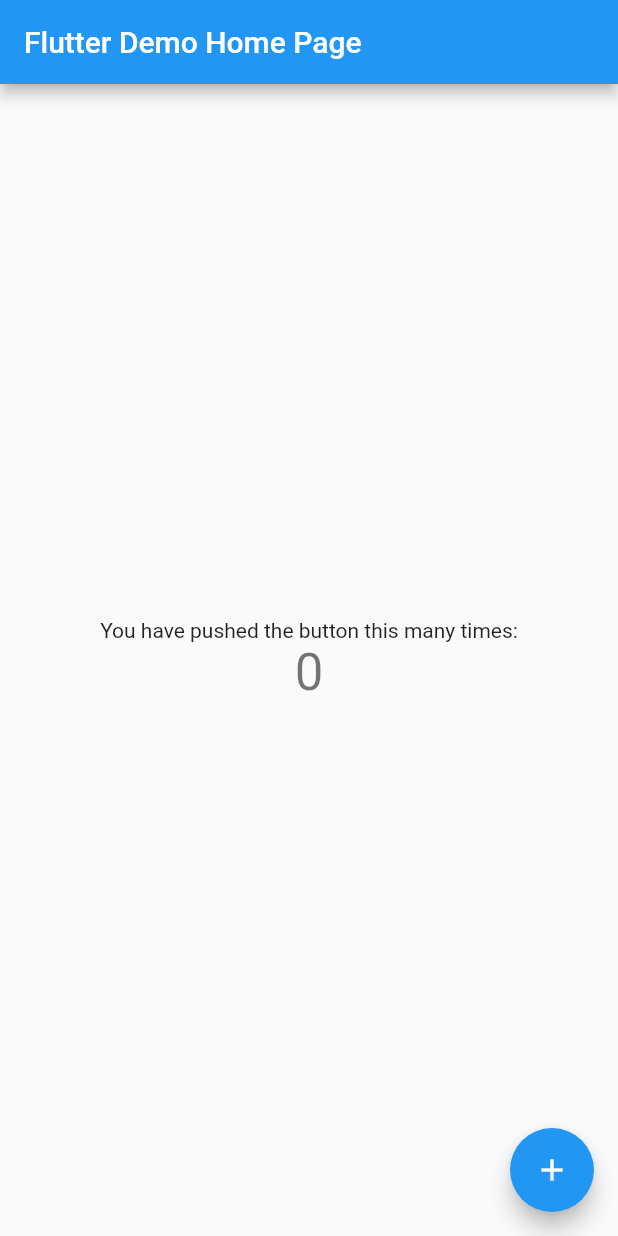
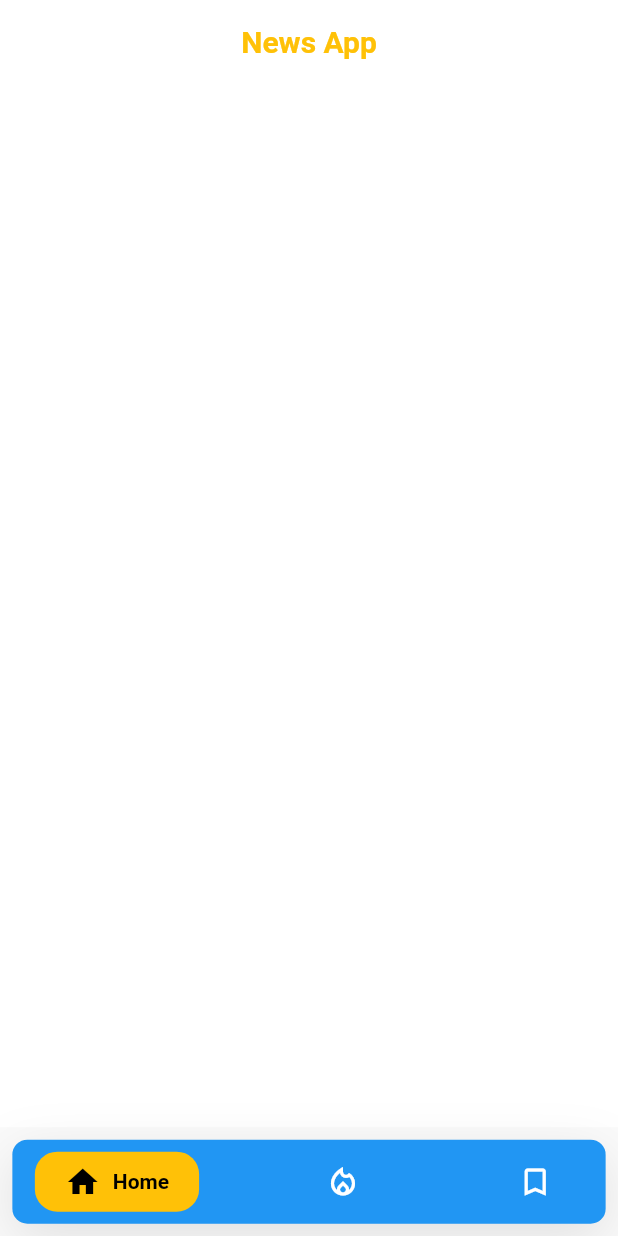
Before and after one commit to hbayazid969/news_app, a Flutter app: the screen it shows after launch, on a phone screen of 412 x 824 dp. Run offline on Flutter 3.47's test engine with Material 2 defaults, Android fonts, the phone set to English and light mode, and no system bars; drawn by our look-alikes of google_nav_bar.

Commit message:
1. create bottom navigation page,2. Add home page, 3. Trending page, 4. Favourite Page inside the bottom navigation

```diff
--- /dev/null
+++ b/lib/bottom_nav/bottom_nav_screen.dart
@@ -0,0 +1,96 @@
+import 'package:flutter/material.dart';
+import 'package:google_nav_bar/google_nav_bar.dart';
+import 'package:news_app/bottom_nav/favourite_page.dart';
+import 'package:news_app/bottom_nav/home_page.dart';
+import 'package:news_app/bottom_nav/trending_page.dart';
+
+class BottomNavigation extends StatefulWidget {
+  const BottomNavigation({Key? key}) : super(key: key);
+
+  @override
+  State<BottomNavigation> createState() => _BottomNavigationState();
+}
+
+class _BottomNavigationState extends State<BottomNavigation> {
+
+
+  List<Widget> pages = [HomePage(),TrendingPage(),FavouritePage()];
+  int currentIndex = 0;
+
+  @override
+  Widget build(BuildContext context) {
+
+    double displayWidth = MediaQuery.of(context).size.width;
+
+    return Scaffold(
+      //backgroundColor: Colors.transparent,
+      appBar: AppBar(
+        backgroundColor: Colors.white,
+        elevation: 0,
+        title: Text("News App",style: TextStyle(color: Colors.amber,fontSize: 20,fontWeight: FontWeight.bold),),
+        centerTitle: true,
+      ),
+      body: pages[currentIndex],
+      bottomNavigationBar: Container(
+        //color: Colors.transparent,
+        margin: EdgeInsets.all(displayWidth * .02),
+        //margin: EdgeInsets.only(bottom: 5),
+        //height: displayWidth * .155,
+        decoration: BoxDecoration(
+          color: Colors.blue,
+          boxShadow: [
+            BoxShadow(
+              color: Colors.black.withOpacity(.1),
+              blurRadius: 30,
+              offset: Offset(0, 10),
+            ),
+          ],
+          borderRadius: BorderRadius.circular(10),
+        ),
+
+
+
+        child: SafeArea(
+          child: Padding(
+            padding: const EdgeInsets.symmetric(horizontal: 15.0, vertical: 8),
+            child: GNav(
+              tabBorderRadius: 15,
+              rippleColor: Colors.grey[300]!,
+              hoverColor: Colors.amber,
+              gap: 8,
+              activeColor: Colors.black,
+              iconSize: 24,
+              padding: EdgeInsets.symmetric(horizontal: 20, vertical: 8),
+              duration: Duration(milliseconds: 400),
+              tabBackgroundColor: Colors.amber,
+              color: Colors.white,
+              tabs: [
+                GButton(
+                  icon: Icons.home,
+                  text: 'Home',
+                ),
+                GButton(
+                  icon: Icons.local_fire_department_outlined,
+                  text: 'Trending',
+                ),
+
+                GButton(
+                  icon: Icons.bookmark_border_outlined,
+                  text: 'Favourite',
+                ),
+              ],
+              //selectedIndex: _selectedIndex,
+              onTabChange: (index) {
+                setState(() {
+                  currentIndex = index;
+                });
+              },
+            ),
+          ),
+        ),
+
+
+      ),
+    );
+  }
+}
--- /dev/null
+++ b/lib/bottom_nav/favourite_page.dart
@@ -0,0 +1,15 @@
+import 'package:flutter/material.dart';
+
+class FavouritePage extends StatefulWidget {
+  const FavouritePage({Key? key}) : super(key: key);
+
+  @override
+  State<FavouritePage> createState() => _FavouritePageState();
+}
+
+class _FavouritePageState extends State<FavouritePage> {
+  @override
+  Widget build(BuildContext context) {
+    return Scaffold();
+  }
+}
--- /dev/null
+++ b/lib/bottom_nav/home_page.dart
@@ -0,0 +1,17 @@
+import 'package:flutter/material.dart';
+
+class HomePage extends StatefulWidget {
+  const HomePage({Key? key}) : super(key: key);
+
+  @override
+  State<HomePage> createState() => _HomePageState();
+}
+
+class _HomePageState extends State<HomePage> {
+  @override
+  Widget build(BuildContext context) {
+    return Scaffold(
+      backgroundColor: Colors.white,
+    );
+  }
+}
--- /dev/null
+++ b/lib/bottom_nav/trending_page.dart
@@ -0,0 +1,15 @@
+import 'package:flutter/material.dart';
+
+class TrendingPage extends StatefulWidget {
+  const TrendingPage({Key? key}) : super(key: key);
+
+  @override
+  State<TrendingPage> createState() => _TrendingPageState();
+}
+
+class _TrendingPageState extends State<TrendingPage> {
+  @override
+  Widget build(BuildContext context) {
+    return Scaffold();
+  }
+}
--- a/lib/main.dart
+++ b/lib/main.dart
@@ -1,4 +1,5 @@
 import 'package:flutter/material.dart';
+import 'package:news_app/bottom_nav/bottom_nav_screen.dart';
 
 void main() {
   runApp(const MyApp());
@@ -7,109 +8,10 @@ void main() {
 class MyApp extends StatelessWidget {
   const MyApp({Key? key}) : super(key: key);
 
-  // This widget is the root of your application.
   @override
   Widget build(BuildContext context) {
     return MaterialApp(
-      title: 'Flutter Demo',
-      theme: ThemeData(
-        // This is the theme of your application.
-        //
-        // Try running your application with "flutter run". You'll see the
-        // application has a blue toolbar. Then, without quitting the app, try
-        // changing the primarySwatch below to Colors.green and then invoke
-        // "hot reload" (press "r" in the console where you ran "flutter run",
-        // or simply save your changes to "hot reload" in a Flutter IDE).
-        // Notice that the counter didn't reset back to zero; the application
-        // is not restarted.
-        primarySwatch: Colors.blue,
-      ),
-      home: const MyHomePage(title: 'Flutter Demo Home Page'),
+      home: BottomNavigation(),
     );
   }
 }
-
-class MyHomePage extends StatefulWidget {
-  const MyHomePage({Key? key, required this.title}) : super(key: key);
-
-  // This widget is the home page of your application. It is stateful, meaning
-  // that it has a State object (defined below) that contains fields that affect
-  // how it looks.
-
-  // This class is the configuration for the state. It holds the values (in this
-  // case the title) provided by the parent (in this case the App widget) and
-  // used by the build method of the State. Fields in a Widget subclass are
-  // always marked "final".
-
-  final String title;
-
-  @override
-  State<MyHomePage> createState() => _MyHomePageState();
-}
-
-class _MyHomePageState extends State<MyHomePage> {
-  int _counter = 0;
-
-  void _incrementCounter() {
-    setState(() {
-      // This call to setState tells the Flutter framework that something has
-      // changed in this State, which causes it to rerun the build method below
-      // so that the display can reflect the updated values. If we changed
-      // _counter without calling setState(), then the build method would not be
-      // called again, and so nothing would appear to happen.
-      _counter++;
-    });
-  }
-
-  @override
-  Widget build(BuildContext context) {
-    // This method is rerun every time setState is called, for instance as done
-    // by the _incrementCounter method above.
-    //
-    // The Flutter framework has been optimized to make rerunning build methods
-    // fast, so that you can just rebuild anything that needs updating rather
-    // than having to individually change instances of widgets.
-    return Scaffold(
-      appBar: AppBar(
-        // Here we take the value from the MyHomePage object that was created by
-        // the App.build method, and use it to set our appbar title.
-        title: Text(widget.title),
-      ),
-      body: Center(
-        // Center is a layout widget. It takes a single child and positions it
-        // in the middle of the parent.
-        child: Column(
-          // Column is also a layout widget. It takes a list of children and
-          // arranges them vertically. By default, it sizes itself to fit its
-          // children horizontally, and tries to be as tall as its parent.
-          //
-          // Invoke "debug painting" (press "p" in the console, choose the
-          // "Toggle Debug Paint" action from the Flutter Inspector in Android
-          // Studio, or the "Toggle Debug Paint" command in Visual Studio Code)
-          // to see the wireframe for each widget.
-          //
-          // Column has various properties to control how it sizes itself and
-          // how it positions its children. Here we use mainAxisAlignment to
-          // center the children vertically; the main axis here is the vertical
-          // axis because Columns are vertical (the cross axis would be
-          // horizontal).
-          mainAxisAlignment: MainAxisAlignment.center,
-          children: <Widget>[
-            const Text(
-              'You have pushed the button this many times:',
-            ),
-            Text(
-              '$_counter',
-              style: Theme.of(context).textTheme.headline4,
-            ),
-          ],
-        ),
-      ),
-      floatingActionButton: FloatingActionButton(
-        onPressed: _incrementCounter,
-        tooltip: 'Increment',
-        child: const Icon(Icons.add),
-      ), // This trailing comma makes auto-formatting nicer for build methods.
-    );
-  }
-}
--- a/pubspec.yaml
+++ b/pubspec.yaml
@@ -34,6 +34,9 @@ dependencies:
   # The following adds the Cupertino Icons font to your application.
   # Use with the CupertinoIcons class for iOS style icons.
   cupertino_icons: ^1.0.2
+  font_awesome_flutter: ^10.1.0
+  provider: ^6.0.3
+  google_nav_bar: ^5.0.6
 
 dev_dependencies:
   flutter_test:
```
Also changed, not shown: pubspec.lock.
